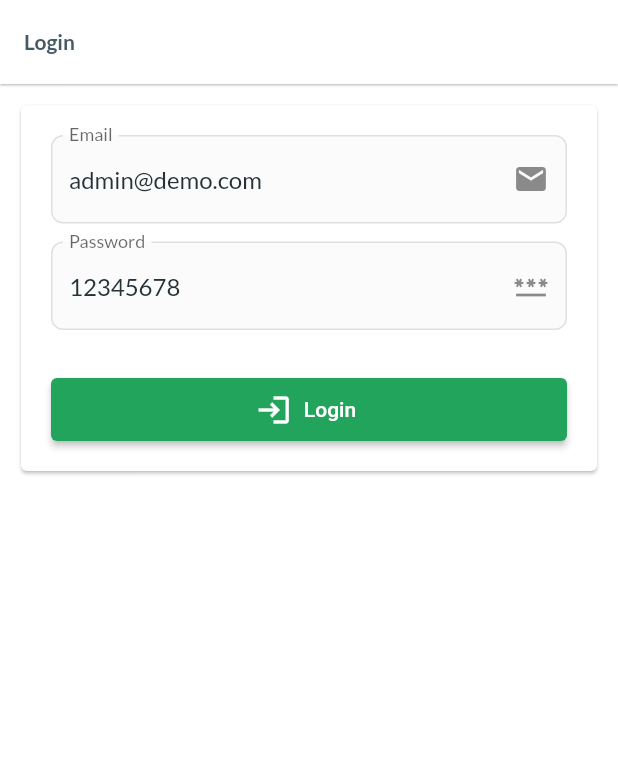
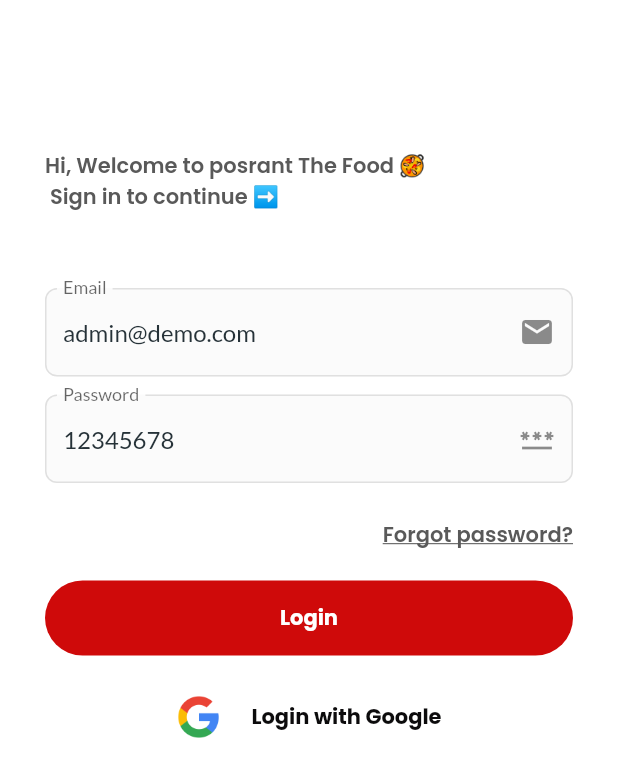
Before and after one commit to Ridhorezi/posrant, a Flutter app: the LoginView screen opened directly, on a phone screen of 412 x 824 dp. Shown: the top 777 px of the screen. Run offline on Flutter 3.47's test engine with Material 2 defaults, Android fonts, the phone set to English and light mode, and no system bars; our stand-ins replace cached_network_image, carousel_slider, dio, file_picker, firebase_auth, firebase_core and 11 more; missing offline and left inert: faker_dart; accounts and stored records are empty.

Commit message:
Add start view, product form, and login view

```diff
--- a/lib/main.dart
+++ b/lib/main.dart
@@ -1,5 +1,6 @@
 import 'package:posrant/core.dart';
 import 'package:flutter/material.dart';
+import 'package:posrant/module/auth/view/start_view.dart';
 // import 'package:posrant/debug.dart';
 
 void main() async {
@@ -22,7 +23,8 @@ class MainApp extends StatelessWidget {
       debugShowCheckedModeBanner: false,
       theme: getDefaultTheme(),
       // home: const MainNavigationView(),
-      home: const LoginView(),
+      // home: const LoginView(),
+      home: const StartView(),
       // builder: (context, child) => debugView(
       //   context: context,
       //   child: child,
--- /dev/null
+++ b/lib/module/auth/utility/font_size.dart
@@ -0,0 +1,10 @@
+class FontSize {
+  static const xSmall = 10.0;
+  static const small = 12.0;
+  static const medium = 14.0;
+  static const xMedium = 16.0;
+  static const large = 18.0;
+  static const xLarge = 20.0;
+  static const xxLarge = 22.0;
+  static const xxxLarge = 40.0;
+}
--- /dev/null
+++ b/lib/module/auth/utility/theme_colors.dart
@@ -0,0 +1,12 @@
+import 'package:flutter/material.dart';
+
+class ThemeColors {
+  static const Color primaryColor = Color(0xFF2693F4);
+  static const Color scaffoldBgColor = Color(0xFF0C0B0C);
+  static const Color textFieldBgColor = Color(0xFF23262B);
+  static const Color textFieldHintColor = Color(0xFF777777);
+
+  static const Color titleColor = Color(0xFF14213F);
+  static const Color whiteTextColor = Colors.white;
+  static const Color greyTextColor = Color(0xFF595959);
+}
--- a/lib/module/auth/view/login_view.dart
+++ b/lib/module/auth/view/login_view.dart
@@ -2,6 +2,9 @@ import 'package:flutter/material.dart';
 import 'package:posrant/core.dart';
 // ignore: unnecessary_import
 import '../controller/login_controller.dart';
+import '../utility/font_size.dart';
+import '../utility/theme_colors.dart';
+import '../widget/main_button.dart';
 
 class LoginView extends StatefulWidget {
   const LoginView({Key? key}) : super(key: key);
@@ -10,18 +13,34 @@ class LoginView extends StatefulWidget {
     controller.view = this;
 
     return Scaffold(
-      appBar: AppBar(
-        title: const Text("Login"),
-        actions: const [],
-      ),
-      body: SingleChildScrollView(
-        child: Container(
-          padding: const EdgeInsets.all(10.0),
-          child: Column(
-            children: [
-              Card(
-                child: Padding(
-                  padding: const EdgeInsets.all(20),
+      body: SafeArea(
+        child: Padding(
+          padding: const EdgeInsets.fromLTRB(30, 60, 30, 30),
+          child: SingleChildScrollView(
+            child: Column(
+              crossAxisAlignment: CrossAxisAlignment.start,
+              children: [
+                Text(
+                  "Let's get you in!",
+                  style: GoogleFonts.poppins(
+                    color: ThemeColors.whiteTextColor,
+                    fontSize: FontSize.xxLarge,
+                    fontWeight: FontWeight.w600,
+                  ),
+                ),
+                Padding(
+                  padding: const EdgeInsets.only(top: 7),
+                  child: Text(
+                    "Hi, Welcome to posrant The Food 🥘\n Sign in to continue ➡️",
+                    style: GoogleFonts.poppins(
+                      color: ThemeColors.greyTextColor,
+                      fontSize: FontSize.medium,
+                      fontWeight: FontWeight.w600,
+                    ),
+                  ),
+                ),
+                const SizedBox(height: 50),
+                Form(
                   child: Column(
                     children: [
                       QTextField(
@@ -44,26 +63,37 @@ class LoginView extends StatefulWidget {
                           controller.password = value;
                         },
                       ),
-                      const SizedBox(
-                        height: 20,
+                      Align(
+                        alignment: Alignment.centerRight,
+                        child: Padding(
+                          padding: const EdgeInsets.only(top: 12),
+                          child: Text(
+                            "Forgot password?",
+                            style: GoogleFonts.poppins(
+                              color: ThemeColors.greyTextColor,
+                              fontSize: FontSize.medium,
+                              fontWeight: FontWeight.w600,
+                              decoration: TextDecoration.underline,
+                            ),
+                          ),
+                        ),
                       ),
-                      SizedBox(
-                        width: MediaQuery.of(context).size.width,
-                        height: 42,
-                        child: ElevatedButton.icon(
-                          style: ElevatedButton.styleFrom(
-                            backgroundColor: primaryColor,
-                          ),
-                          icon: const Icon(Icons.login),
-                          label: const Text("Login"),
-                          onPressed: () => controller.doLogin(),
-                        ),
+                      const SizedBox(height: 20),
+                      MainButton(
+                          text: 'Login', onTap: () => controller.doLogin()),
+                      const SizedBox(height: 16),
+                      MainButton(
+                        text: 'Login with Google',
+                        backgroundColor: ThemeColors.whiteTextColor,
+                        textColor: ThemeColors.scaffoldBgColor,
+                        iconPath: 'assets/images/google.png',
+                        onTap: () {},
                       ),
                     ],
                   ),
                 ),
-              ),
-            ],
+              ],
+            ),
           ),
         ),
       ),
--- /dev/null
+++ b/lib/module/auth/widget/main_button.dart
@@ -0,0 +1,60 @@
+import 'package:flutter/material.dart';
+import 'package:posrant/core.dart';
+
+import '../utility/font_size.dart';
+import '../utility/theme_colors.dart';
+
+class MainButton extends StatelessWidget {
+  final String text;
+  final Color? backgroundColor;
+  final Color? textColor;
+  final String? iconPath;
+  final Function() onTap;
+  const MainButton({
+    Key? key,
+    required this.text,
+    this.backgroundColor,
+    this.textColor,
+    required this.onTap,
+    this.iconPath,
+  }) : super(key: key);
+
+  @override
+  Widget build(BuildContext context) {
+    return GestureDetector(
+      onTap: onTap,
+      child: Container(
+        height: 50,
+        width: double.infinity,
+        decoration: BoxDecoration(
+          color: backgroundColor ?? primaryColor,
+          borderRadius: BorderRadius.circular(28),
+        ),
+        child: Center(
+          child: Row(
+            mainAxisAlignment: MainAxisAlignment.center,
+            children: [
+              iconPath == null
+                  ? Container()
+                  : Padding(
+                      padding: const EdgeInsets.only(right: 20),
+                      child: Image(
+                        image: AssetImage(iconPath!),
+                        height: 30,
+                      ),
+                    ),
+              Text(
+                text,
+                style: GoogleFonts.poppins(
+                  color: textColor ?? ThemeColors.whiteTextColor,
+                  fontSize: FontSize.medium,
+                  fontWeight: FontWeight.bold,
+                ),
+              ),
+            ],
+          ),
+        ),
+      ),
+    );
+  }
+}
--- a/lib/module/product_list/view/product_list_view.dart
+++ b/lib/module/product_list/view/product_list_view.dart
@@ -1,5 +1,6 @@
 import 'package:flutter/material.dart';
 import 'package:posrant/core.dart';
+// ignore: unnecessary_import
 import '../controller/product_list_controller.dart';
 
 class ProductListView extends StatefulWidget {
@@ -12,6 +13,12 @@ class ProductListView extends StatefulWidget {
       appBar: AppBar(
         title: const Text("ProductList"),
         actions: const [],
+      ),
+      floatingActionButton: FloatingActionButton(
+        child: const Icon(Icons.add),
+        onPressed: () async {
+          await Get.to(const ProductFormView());
+        },
       ),
       body: SingleChildScrollView(
         child: Container(
--- a/lib/shared/theme/theme.dart
+++ b/lib/shared/theme/theme.dart
@@ -77,5 +77,8 @@ ThemeData getDefaultTheme() {
       filled: true,
       fillColor: Color(0xfffbfbfb),
     ),
+    floatingActionButtonTheme: FloatingActionButtonThemeData(
+      backgroundColor: primaryColor,
+    ),
   );
 }
--- a/lib/shared/theme/theme_config.dart
+++ b/lib/shared/theme/theme_config.dart
@@ -2,10 +2,10 @@
 
 import 'package:flutter/material.dart';
 
-var primaryColor = Color(0xff22a45d);
-var secondaryColor = Color(0xffef9920);
-var disabledColor = Color(0xffe7e7e7);
-var textColor = Color(0xff010F07);
+var primaryColor = Color.fromRGBO(207, 10, 10, 1.000);
+var secondaryColor = Color.fromRGBO(220, 95, 0, 1.000);
+var disabledColor = Color.fromRGBO(238, 238, 238, 1.000);
+var textColor = Color.fromRGBO(0, 0, 0, 1.000);
 var secondaryTextColor = Color(0xff868686);
 var scaffoldBackgroundColor = Color(0xFFFFFF);
 
--- a/pubspec.yaml
+++ b/pubspec.yaml
@@ -54,4 +54,5 @@ flutter:
     - assets/images/point-of-sale.png
     - assets/images/banner-1.jpg
     - assets/images/banner-2.jpeg
+    - assets/images/google.png
   uses-material-design: true
```
Also changed, not shown: lib/module/auth/view/start_view.dart (added, +85 -0 lines), lib/module/product_form/view/product_form_view.dart (+69 -2 lines), assets/images/google.png (added).
